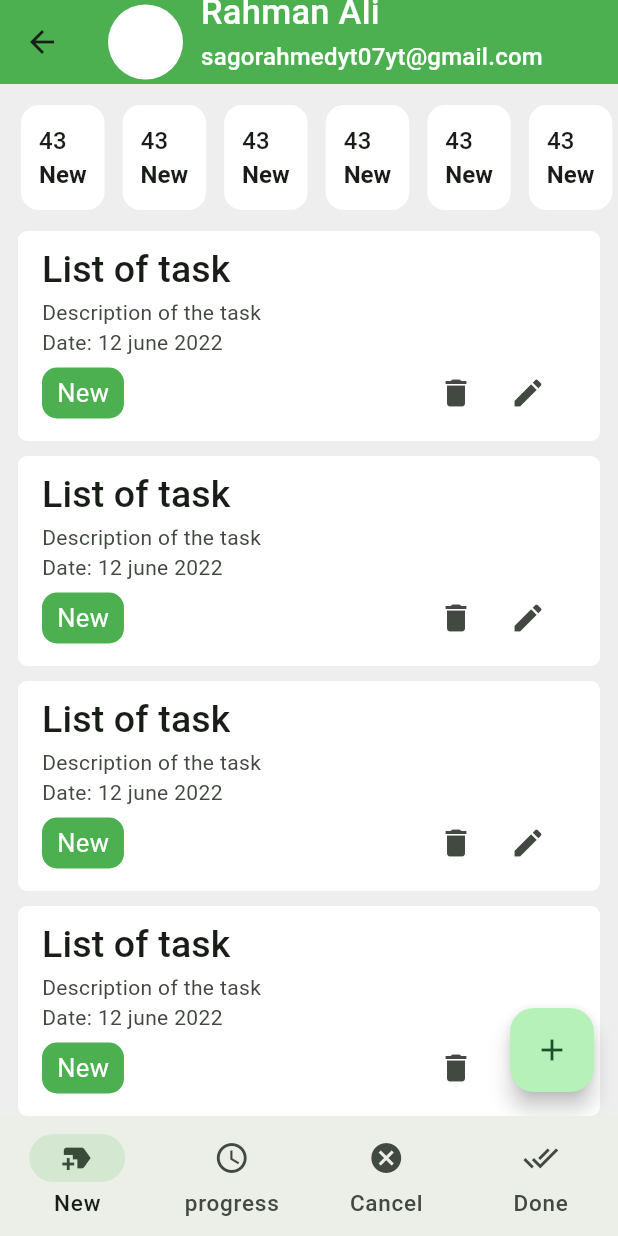
After one commit to SagorAhmed-Coder/Task-manager-app, a Flutter app: the MainBottomNavBar screen opened by its route, on a phone screen of 412 x 824 dp. The commit adds this screen. Run offline on Flutter 3.47's test engine with Material 3 defaults, Android fonts, the phone set to English and light mode, and no system bars; our stand-ins replace flutter_svg, pin_code_fields.

Commit message:
add bottom navigation bar and their card

```diff
--- a/lib/app.dart
+++ b/lib/app.dart
@@ -1,6 +1,7 @@
 import 'package:flutter/material.dart';
 import 'package:task_manager/ui/screen/forgot_password_email_screen.dart';
 import 'package:task_manager/ui/screen/forgot_password_verify_opt_screen.dart';
+import 'package:task_manager/ui/screen/main_bottom_nav_bar.dart';
 import 'package:task_manager/ui/screen/reset_password_screen.dart';
 import 'package:task_manager/ui/screen/sign_in_screen.dart';
 import 'package:task_manager/ui/screen/sign_up_screen.dart';
@@ -62,6 +63,7 @@ class TaskManagerApp extends StatelessWidget {
         ForgotPasswordEmailScreen.name : (context) => ForgotPasswordEmailScreen(),
         ForgotPasswordVerifyOptScreen.name : (context) => ForgotPasswordVerifyOptScreen(),
         ResetPasswordScreen.name : (context) => ResetPasswordScreen(),
+        MainBottomNavBar.name : (context) => MainBottomNavBar(),
       },
     );
   }
--- /dev/null
+++ b/lib/ui/bottom bar screen/cancelled_task_list_screen.dart
@@ -0,0 +1,26 @@
+import 'package:flutter/material.dart';
+
+import '../utils/task_card.dart';
+
+class CancelledTaskListScreen extends StatefulWidget {
+  const CancelledTaskListScreen({super.key});
+
+  @override
+  State<CancelledTaskListScreen> createState() => _CancelledTaskListScreenState();
+}
+
+class _CancelledTaskListScreenState extends State<CancelledTaskListScreen> {
+  @override
+  Widget build(BuildContext context) {
+    return Scaffold(
+        body:ListView.builder(
+          primary: false,
+          shrinkWrap: true,
+          itemCount: 20,
+          itemBuilder: (context, index) {
+            return TaskCard();
+          },
+        )
+    );
+  }
+}
--- /dev/null
+++ b/lib/ui/bottom bar screen/done_progress_list_screen.dart
@@ -0,0 +1,26 @@
+import 'package:flutter/material.dart';
+
+import '../utils/task_card.dart';
+
+class DoneProgressListScreen extends StatefulWidget {
+  const DoneProgressListScreen({super.key});
+
+  @override
+  State<DoneProgressListScreen> createState() => _DoneProgressListScreenState();
+}
+
+class _DoneProgressListScreenState extends State<DoneProgressListScreen> {
+  @override
+  Widget build(BuildContext context) {
+    return Scaffold(
+        body:ListView.builder(
+          primary: false,
+          shrinkWrap: true,
+          itemCount: 20,
+          itemBuilder: (context, index) {
+            return TaskCard();
+          },
+        )
+    );
+  }
+}
--- /dev/null
+++ b/lib/ui/bottom bar screen/new_task_list_screen.dart
@@ -0,0 +1,70 @@
+import 'package:flutter/material.dart';
+import '../utils/task_card.dart';
+
+class NewTaskListScreen extends StatefulWidget {
+  const NewTaskListScreen({super.key});
+
+  @override
+  State<NewTaskListScreen> createState() => _NewTaskListScreenState();
+}
+
+class _NewTaskListScreenState extends State<NewTaskListScreen> {
+  @override
+  Widget build(BuildContext context) {
+    return Scaffold(
+      backgroundColor: Colors.grey.shade200,
+      floatingActionButton: FloatingActionButton(onPressed: (){},child: Icon(Icons.add),),
+      body: SingleChildScrollView(
+        child: Column(
+          children: [
+            _buildTaskSummaryListView(),
+            const SizedBox(height: 5,),
+            ListView.builder(
+              primary: false,
+              shrinkWrap: true,
+              itemCount: 20,
+              itemBuilder: (context, index) {
+              return TaskCard();
+             },
+            )
+          ],
+        ),
+      )
+    );
+  }
+
+
+
+
+  Padding _buildTaskSummaryListView() {
+    return Padding(
+          padding: const EdgeInsets.only(left: 10,top: 10),
+          child: SizedBox(
+            height: 78,
+            child: ListView.builder(
+              itemCount: 20,
+              scrollDirection: Axis.horizontal,
+              itemBuilder: (context, index) {
+              return Padding(
+                padding: const EdgeInsets.only(right: 4),
+                child: Card(
+                  color: Colors.white,
+                  elevation: 0,
+                  child: Padding(
+                    padding: const EdgeInsets.all(12.0),
+                    child: Column(
+                      crossAxisAlignment: CrossAxisAlignment.start,
+                      children: [
+                        Text('43',style: Theme.of(context).textTheme.titleMedium,),
+                        Text('New',style: Theme.of(context).textTheme.titleLarge?.copyWith(fontSize: 16),),
+                      ],
+                    ),
+                  ),
+                ),
+              );
+             },
+            ),
+          ),
+        );
+  }
+}
--- /dev/null
+++ b/lib/ui/bottom bar screen/progress_task_list_screen.dart
@@ -0,0 +1,26 @@
+import 'package:flutter/material.dart';
+
+import '../utils/task_card.dart';
+
+class ProgressTaskListScreen extends StatefulWidget {
+  const ProgressTaskListScreen({super.key});
+
+  @override
+  State<ProgressTaskListScreen> createState() => _ProgressTaskListScreenState();
+}
+
+class _ProgressTaskListScreenState extends State<ProgressTaskListScreen> {
+  @override
+  Widget build(BuildContext context) {
+    return Scaffold(
+      body:ListView.builder(
+        primary: false,
+        shrinkWrap: true,
+        itemCount: 20,
+        itemBuilder: (context, index) {
+          return TaskCard();
+        },
+      )
+    );
+  }
+}
--- /dev/null
+++ b/lib/ui/screen/main_bottom_nav_bar.dart
@@ -0,0 +1,48 @@
+import 'package:flutter/material.dart';
+import 'package:task_manager/ui/bottom%20bar%20screen/cancelled_task_list_screen.dart';
+import 'package:task_manager/ui/bottom%20bar%20screen/done_progress_list_screen.dart';
+import 'package:task_manager/ui/bottom%20bar%20screen/new_task_list_screen.dart';
+import 'package:task_manager/ui/bottom%20bar%20screen/progress_task_list_screen.dart';
+
+import '../utils/my_app_bar.dart';
+
+class MainBottomNavBar extends StatefulWidget {
+  const MainBottomNavBar({super.key});
+
+  static const String name = '/main-bottom-nav-bar';
+
+  @override
+  State<MainBottomNavBar> createState() => _MainBottomNavBarState();
+}
+
+class _MainBottomNavBarState extends State<MainBottomNavBar> {
+
+  int _selectedIndex = 0;
+  final List<Widget> _screens=[
+    NewTaskListScreen(),
+    ProgressTaskListScreen(),
+    CancelledTaskListScreen(),
+    DoneProgressListScreen(),
+  ];
+
+  @override
+  Widget build(BuildContext context) {
+    return Scaffold(
+       appBar: MyAppBar(),
+       body: _screens[_selectedIndex],
+       bottomNavigationBar: NavigationBar(
+         selectedIndex: _selectedIndex,
+           onDestinationSelected: (index) {
+             _selectedIndex = index;
+             setState(() {});
+           },
+           destinations: [
+             NavigationDestination(icon: Icon(Icons.new_label), label: 'New'),
+             NavigationDestination(icon: Icon(Icons.access_time), label: 'progress'),
+             NavigationDestination(icon: Icon(Icons.cancel), label: 'Cancel'),
+             NavigationDestination(icon: Icon(Icons.done_all_outlined), label: 'Done'),
+           ]
+       )
+    );
+  }
+}
--- a/lib/ui/screen/sign_in_screen.dart
+++ b/lib/ui/screen/sign_in_screen.dart
@@ -1,6 +1,7 @@
 import 'package:flutter/gestures.dart';
 import 'package:flutter/material.dart';
 import 'package:task_manager/ui/screen/forgot_password_email_screen.dart';
+import 'package:task_manager/ui/screen/main_bottom_nav_bar.dart';
 import 'package:task_manager/ui/screen/sign_up_screen.dart';
 import 'package:task_manager/ui/utils/screen_background.dart';
 
@@ -78,7 +79,7 @@ class _SignInScreenState extends State<SignInScreen> {
   }
 
   void _onTapSignInButton(){
-
+    Navigator.pushReplacementNamed(context, MainBottomNavBar.name,);
   }
   void _onTapForgotPasswordButton(){
     Navigator.pushNamed(context, ForgotPasswordEmailScreen.name);
--- /dev/null
+++ b/lib/ui/utils/my_app_bar.dart
@@ -0,0 +1,35 @@
+import 'package:flutter/cupertino.dart';
+import 'package:flutter/material.dart';
+
+class MyAppBar extends StatelessWidget implements PreferredSizeWidget{
+  const MyAppBar({
+    super.key,
+  });
+
+  @override
+  Widget build(BuildContext context) {
+    return AppBar(
+      backgroundColor: Colors.green,
+      title: Row(
+        spacing: 12,
+        children: [
+          CircleAvatar(backgroundColor: Colors.white,radius: 25,),
+          Padding(
+            padding: const EdgeInsets.only(bottom: 15),
+            child: Column(
+              crossAxisAlignment: CrossAxisAlignment.start,
+              children: [
+                Text('Rahman Ali',style: Theme.of(context).textTheme.titleMedium?.copyWith(color: Colors.white,fontSize: 23),),
+                Text('sagorahmedyt07yt@gmail.com',style: Theme.of(context).textTheme.titleMedium?.copyWith(color: Colors.white),),
+              ],
+            ),
+          )
+        ],
+      ),
+    );
+  }
+
+  @override
+  // TODO: implement preferredSize
+  Size get preferredSize => Size.fromHeight(kToolbarHeight);
+}
--- /dev/null
+++ b/lib/ui/utils/task_card.dart
@@ -0,0 +1,46 @@
+import 'package:flutter/material.dart';
+
+
+class TaskCard extends StatelessWidget {
+  const TaskCard({
+    super.key,
+  });
+
+  @override
+  Widget build(BuildContext context) {
+    return Padding(
+      padding: const EdgeInsets.symmetric(horizontal: 12,vertical: 5),
+      child: Container(
+        decoration: BoxDecoration(
+          color: Colors.white,
+          borderRadius: BorderRadius.circular(6),
+        ),
+        child: ListTile(
+          title: Text('List of task',style: Theme.of(context).textTheme.titleSmall?.copyWith(fontSize: 25),),
+          subtitle: Column(
+            crossAxisAlignment: CrossAxisAlignment.start,
+            children: [
+              Text('Description of the task'),
+              Text('Date: 12 june 2022'),
+              Row(
+                children: [
+                  Container(
+                    decoration: BoxDecoration(
+                      color: Colors.green,
+                      borderRadius: BorderRadius.circular(10),
+                    ),
+                    padding: EdgeInsets.symmetric(vertical: 5,horizontal: 10),
+                    child: Text('New',style: TextStyle(color: Colors.white,fontSize: 17),),
+                  ),
+                  Spacer(),
+                  IconButton(onPressed: (){}, icon: Icon(Icons.delete)),
+                  IconButton(onPressed: (){}, icon: Icon(Icons.edit)),
+                ],
+              )
+            ],
+          ),
+        ),
+      ),
+    );
+  }
+}
```
